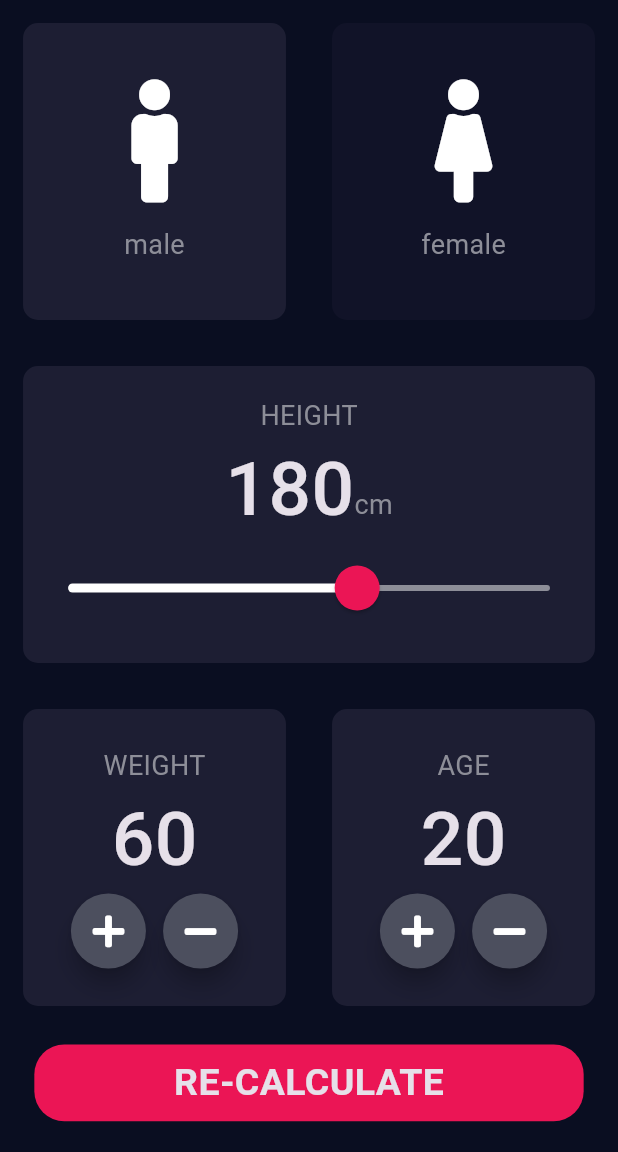
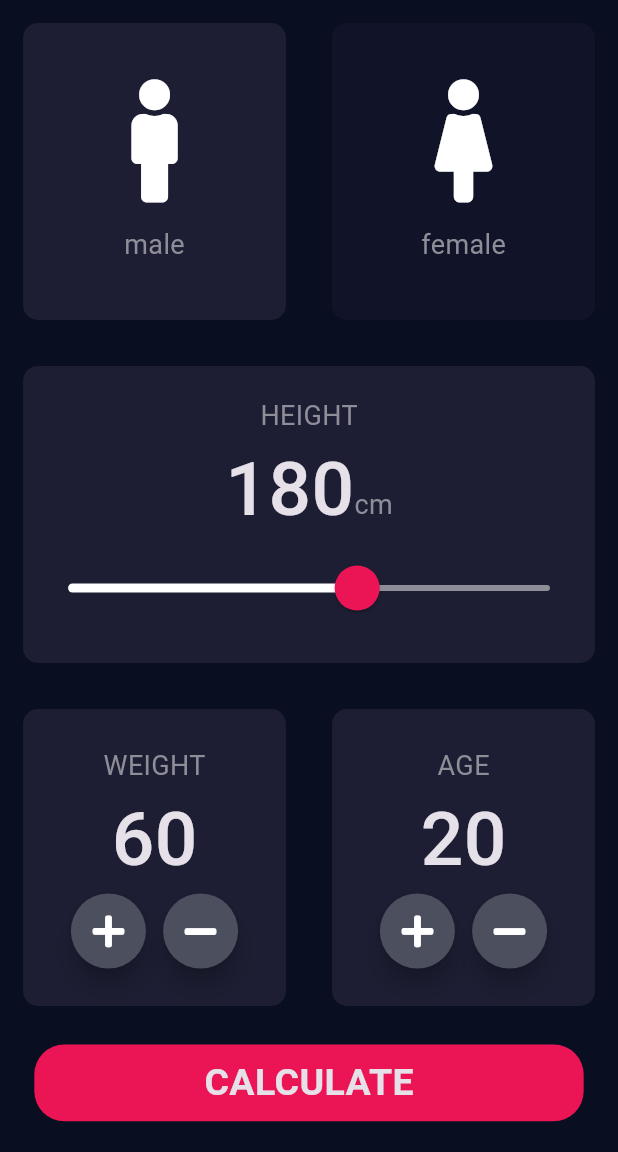
Before and after one commit to umairliaqat33/bmi_calculator, a Flutter app: the InputPage screen opened directly, on a phone screen of 412 x 824 dp, the part 84-1236 px from its top. Run offline on Flutter 3.47's test engine with Material 3 defaults, Android fonts, the phone set to English and light mode, and no system bars; our stand-ins replace font_awesome_flutter.

```diff
--- a/lib/UI/widgets/custom_big_button.dart
+++ b/lib/UI/widgets/custom_big_button.dart
@@ -32,7 +32,7 @@ class CustomBigButton extends StatelessWidget {
         ),
         child: Center(
           child: Text(
-            'RE-CALCULATE',
+            btnText,
             style: kLargeButtonTextStyle,
           ),
         ),
```
